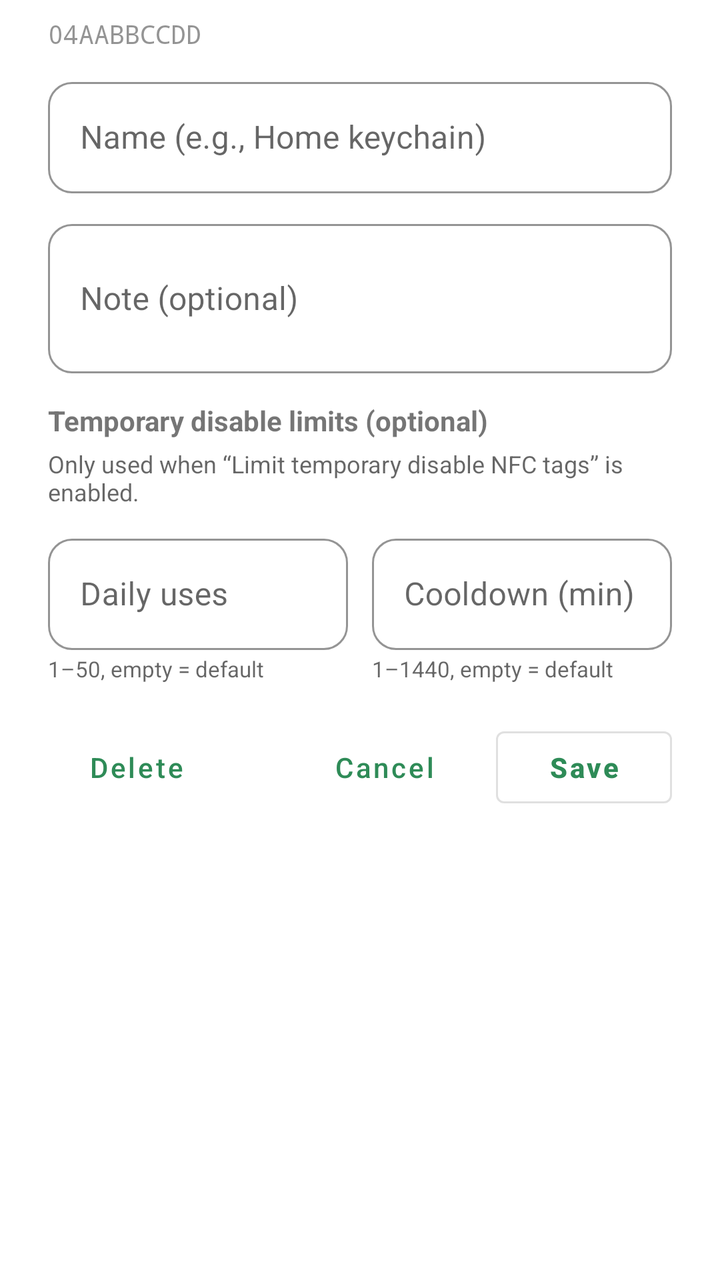
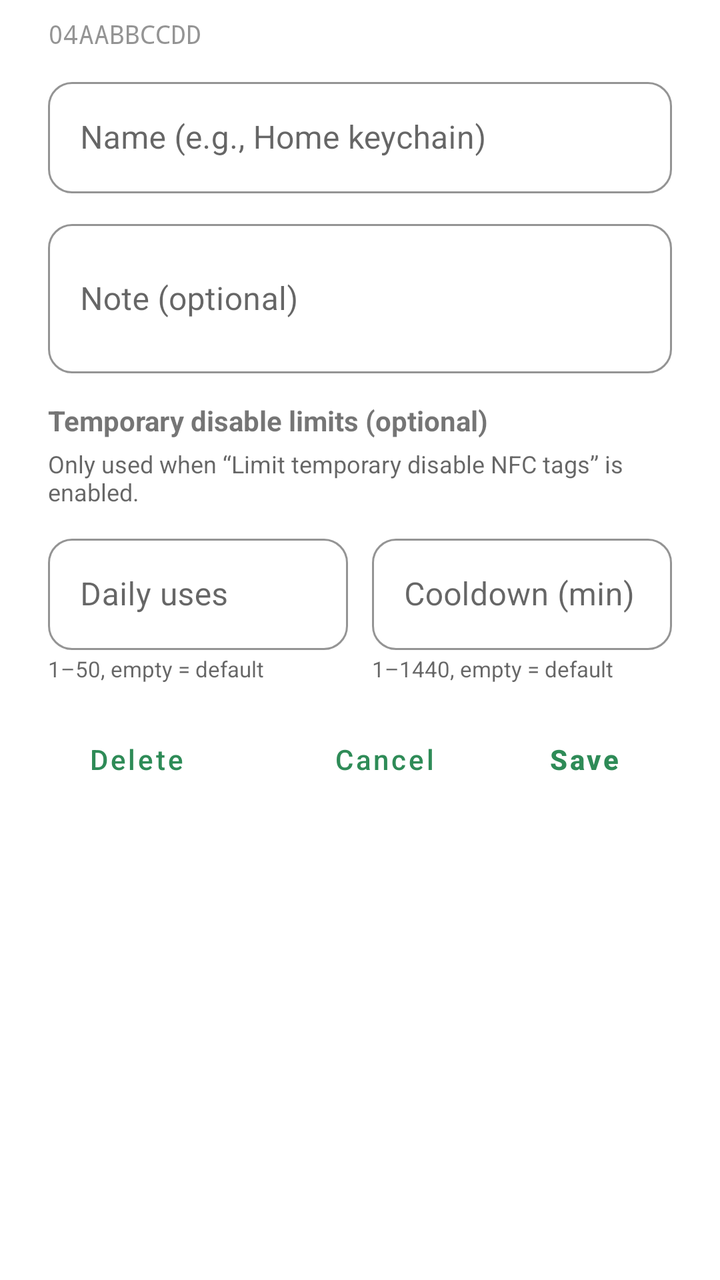

Screens rendered from an Android XML layout before and after an edit, with the pre-edit source and the edit as a unified diff.
<!-- AndroidManifest.xml: application theme Theme.Switchly -->
<!-- res/layout/dialog_paired_tag_edit.xml -->
<?xml version="1.0" encoding="utf-8"?>
<ScrollView xmlns:android="http://schemas.android.com/apk/res/android"
    xmlns:app="http://schemas.android.com/apk/res-auto"
    android:layout_width="match_parent"
    android:layout_height="wrap_content">

    <LinearLayout
        android:layout_width="match_parent"
        android:layout_height="wrap_content"
        android:orientation="vertical"
        android:paddingStart="24dp"
        android:paddingEnd="24dp"
        android:paddingTop="8dp"
        android:paddingBottom="8dp">

        <TextView
            android:id="@+id/tvUid"
            android:layout_width="match_parent"
            android:layout_height="wrap_content"
            android:layout_marginBottom="10dp"
            android:alpha="0.78"
            android:fontFamily="monospace"
            android:text="@string/paired_tag_uid_placeholder"
            android:textSize="13sp" />

        <com.google.android.material.textfield.TextInputLayout
            android:id="@+id/tilTagName"
            style="@style/Widget.MaterialComponents.TextInputLayout.OutlinedBox"
            android:layout_width="match_parent"
            android:layout_height="wrap_content"
            app:endIconMode="none"
            app:boxStrokeColor="?attr/colorPrimary"
            app:hintTextColor="?attr/colorPrimary"
            android:hint="@string/paired_tag_name_hint">

            <com.google.android.material.textfield.TextInputEditText
                android:id="@+id/etTagName"
                android:layout_width="match_parent"
                android:layout_height="wrap_content"
                android:autofillHints="name"
                android:importantForAutofill="yes"
                android:inputType="textCapSentences"
                android:maxLines="1" />
        </com.google.android.material.textfield.TextInputLayout>

        <com.google.android.material.textfield.TextInputLayout
            android:id="@+id/tilTagNote"
            style="@style/Widget.MaterialComponents.TextInputLayout.OutlinedBox"
            android:layout_width="match_parent"
            android:layout_height="wrap_content"
            android:layout_marginTop="10dp"
            app:endIconMode="none"
            app:boxStrokeColor="?attr/colorPrimary"
            app:hintTextColor="?attr/colorPrimary"
            android:hint="@string/paired_tag_note_hint">

            <com.google.android.material.textfield.TextInputEditText
                android:id="@+id/etTagNote"
                android:layout_width="match_parent"
                android:layout_height="wrap_content"
                android:autofillHints="none"
                android:importantForAutofill="yes"
                android:inputType="textCapSentences|textMultiLine"
                android:maxLines="4"
                android:minLines="2" />
        </com.google.android.material.textfield.TextInputLayout>

        <TextView
            android:layout_width="match_parent"
            android:layout_height="wrap_content"
            android:layout_marginTop="14dp"
            android:text="@string/paired_tag_limits_section_title"
            android:textSize="14sp"
            android:textStyle="bold" />

        <TextView
            android:layout_width="match_parent"
            android:layout_height="wrap_content"
            android:layout_marginTop="4dp"
            android:text="@string/paired_tag_limits_section_hint"
            android:textColor="?android:attr/textColorSecondary"
            android:textSize="12sp" />

        <LinearLayout
            android:layout_width="match_parent"
            android:layout_height="wrap_content"
            android:layout_marginTop="10dp"
            android:orientation="horizontal">

            <LinearLayout
                android:layout_width="0dp"
                android:layout_height="wrap_content"
                android:layout_weight="1"
                android:orientation="vertical">

                <com.google.android.material.textfield.TextInputLayout
                    style="@style/Widget.MaterialComponents.TextInputLayout.OutlinedBox"
                    android:layout_width="match_parent"
                    android:layout_height="wrap_content"
                    app:endIconMode="none"
                    app:boxStrokeColor="?attr/colorPrimary"
                    app:hintTextColor="?attr/colorPrimary"
                    android:hint="@string/paired_tag_daily_limit_label">

                    <com.google.android.material.textfield.TextInputEditText
                        android:id="@+id/etTagDailyLimit"
                        android:layout_width="match_parent"
                        android:layout_height="wrap_content"
                        android:inputType="number" />
                </com.google.android.material.textfield.TextInputLayout>

                <TextView
                    android:layout_width="match_parent"
                    android:layout_height="wrap_content"
                    android:layout_marginTop="2dp"
                    android:text="@string/paired_tag_daily_limit_helper"
                    android:textColor="?android:attr/textColorSecondary"
                    android:textSize="11sp" />
            </LinearLayout>

            <Space
                android:layout_width="12dp"
                android:layout_height="1dp" />

            <LinearLayout
                android:layout_width="0dp"
                android:layout_height="wrap_content"
                android:layout_weight="1"
                android:orientation="vertical">

                <com.google.android.material.textfield.TextInputLayout
                    style="@style/Widget.MaterialComponents.TextInputLayout.OutlinedBox"
                    android:layout_width="match_parent"
                    android:layout_height="wrap_content"
                    app:endIconMode="none"
                    app:boxStrokeColor="?attr/colorPrimary"
                    app:hintTextColor="?attr/colorPrimary"
                    android:hint="@string/paired_tag_cooldown_label">

                    <com.google.android.material.textfield.TextInputEditText
                        android:id="@+id/etTagCooldownMinutes"
                        android:layout_width="match_parent"
                        android:layout_height="wrap_content"
                        android:inputType="number" />
                </com.google.android.material.textfield.TextInputLayout>

                <TextView
                    android:layout_width="match_parent"
                    android:layout_height="wrap_content"
                    android:layout_marginTop="2dp"
                    android:text="@string/paired_tag_cooldown_helper"
                    android:textColor="?android:attr/textColorSecondary"
                    android:textSize="11sp" />
            </LinearLayout>

        </LinearLayout>

        
        <LinearLayout
            android:id="@+id/rowButtons"
            android:layout_width="match_parent"
            android:layout_height="wrap_content"
            android:layout_marginTop="18dp"
            android:gravity="center_vertical"
            android:orientation="horizontal">

            <com.google.android.material.button.MaterialButton
                android:id="@+id/btnDelete"
                style="@style/Switchly.TextButton"
                android:layout_width="wrap_content"
                android:layout_height="wrap_content"
                android:text="@string/delete" />

            <Space
                android:layout_width="0dp"
                android:layout_height="1dp"
                android:layout_weight="1" />

            <com.google.android.material.button.MaterialButton
                android:id="@+id/btnCancel"
                style="@style/Switchly.TextButton"
                android:layout_width="wrap_content"
                android:layout_height="wrap_content"
                android:text="@string/cancel" />

            <Space
                android:layout_width="12dp"
                android:layout_height="1dp" />

            <com.google.android.material.button.MaterialButton
                android:id="@+id/btnSave"
                style="?attr/materialButtonOutlinedStyle"
                android:layout_width="wrap_content"
                android:layout_height="wrap_content"
                android:textStyle="bold"
                android:text="@string/save" />
        </LinearLayout>

    </LinearLayout>

</ScrollView>
<!-- resources referenced by this layout -->
<resources>
  <string name="cancel">Cancel</string>
  <string name="delete">Delete</string>
  <string name="paired_tag_cooldown_helper">1–1440, empty = default</string>
  <string name="paired_tag_cooldown_label">Cooldown (min)</string>
  <string name="paired_tag_daily_limit_helper">1–50, empty = default</string>
  <string name="paired_tag_daily_limit_label">Daily uses</string>
  <string name="paired_tag_limits_section_hint">Only used when “Limit temporary disable NFC tags” is enabled.</string>
  <string name="paired_tag_limits_section_title">Temporary disable limits (optional)</string>
  <string name="paired_tag_name_hint">Name (e.g., Home keychain)</string>
  <string name="paired_tag_note_hint">Note (optional)</string>
  <string name="paired_tag_uid_placeholder">04AABBCCDD</string>
  <string name="save">Save</string>
  <style name="Switchly.TextButton" parent="Widget.MaterialComponents.Button.TextButton">
          <item name="android:textColor">?attr/colorPrimary</item>
          <item name="android:textAllCaps">false</item>
          <item name="android:insetTop">0dp</item>
          <item name="android:insetBottom">0dp</item>
          <item name="android:minHeight">40dp</item>
          <item name="cornerRadius">12dp</item>
      </style>
  <color name="accent_default_green">#2E8B57</color>
  <style name="Switchly.Fab" parent="Widget.MaterialComponents.FloatingActionButton">
          <item name="backgroundTint">?attr/colorPrimary</item>
          <item name="tint">@android:color/white</item>
      </style>
  <style name="Switchly.Card" parent="Widget.MaterialComponents.CardView">
          <item name="shapeAppearance">@style/ShapeAppearance.Switchly.Card</item>
          <item name="cardBackgroundColor">@color/switchly_card_bg</item>
          <item name="strokeColor">@color/switchly_card_stroke</item>
          <item name="strokeWidth">1dp</item>
          <item name="cardElevation">2dp</item>
          <item name="cardUseCompatPadding">true</item>
      </style>
  <style name="Switchly.TopBar" parent="Widget.MaterialComponents.Toolbar">
          
          <item name="android:background">?attr/colorPrimary</item>
          <item name="backgroundTint">?attr/colorPrimary</item>
  
          
          <item name="titleTextColor">@android:color/white</item>
  
          
          <item name="navigationIconTint">@android:color/white</item>
      </style>
  <style name="Switchly.TextInputLayout" parent="Widget.MaterialComponents.TextInputLayout.OutlinedBox">
          <item name="boxStrokeWidth">1dp</item>
          <item name="boxStrokeWidthFocused">2dp</item>
          <item name="boxCornerRadiusTopStart">12dp</item>
          <item name="boxCornerRadiusTopEnd">12dp</item>
          <item name="boxCornerRadiusBottomStart">12dp</item>
          <item name="boxCornerRadiusBottomEnd">12dp</item>
      </style>
  <style name="Switchly.AutoCompleteText" parent="Widget.MaterialComponents.AutoCompleteTextView.OutlinedBox">
          <item name="android:minHeight">56dp</item>
          <item name="android:paddingTop">12dp</item>
          <item name="android:paddingBottom">12dp</item>
          <item name="android:textAppearance">@style/TextAppearance.MaterialComponents.Body1</item>
      </style>
  <style name="ThemeOverlay.Switchly.Dialog" parent="ThemeOverlay.MaterialComponents.MaterialAlertDialog">
          <item name="colorControlActivated">?attr/colorPrimary</item>
          <item name="colorControlHighlight">?attr/colorPrimary</item>
          <item name="colorAccent">?attr/colorPrimary</item>
      </style>
  <style name="ShapeAppearance.Switchly.Card" parent="ShapeAppearance.MaterialComponents.LargeComponent">
          <item name="cornerFamily">rounded</item>
          <item name="cornerSize">26dp</item>
      </style>
  <color name="switchly_card_bg">#F7FFFFFF</color>
  <color name="switchly_card_stroke">#14000000</color>
  <!-- unchanged entries left out for length: 2 -->
</resources>

<!-- the commit's change to res/layout/dialog_paired_tag_edit.xml (unified diff, before → after) -->
@@ -189,7 +189,7 @@
 
             <com.google.android.material.button.MaterialButton
                 android:id="@+id/btnSave"
-                style="?attr/materialButtonOutlinedStyle"
+                style="@style/Switchly.TextButton"
                 android:layout_width="wrap_content"
                 android:layout_height="wrap_content"
                 android:textStyle="bold"
